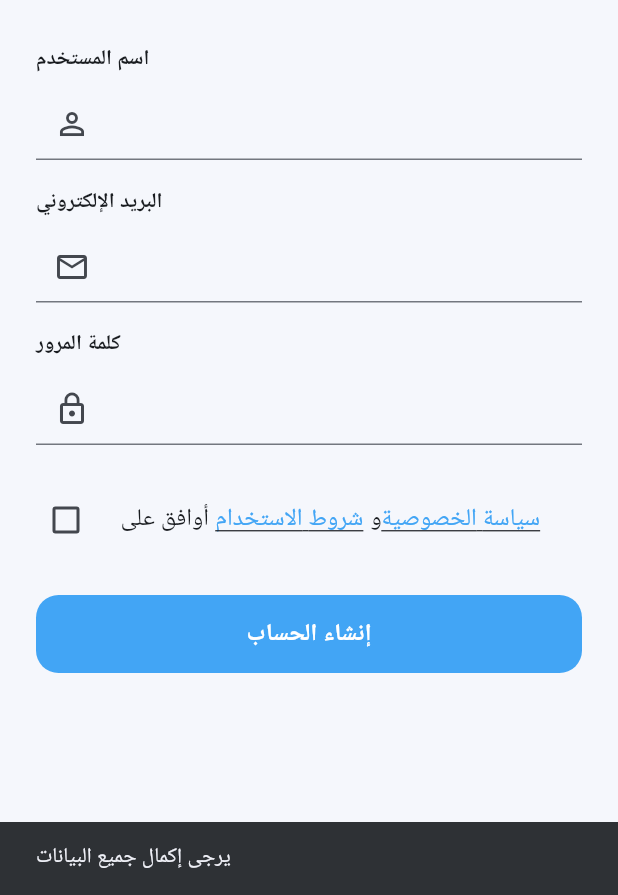
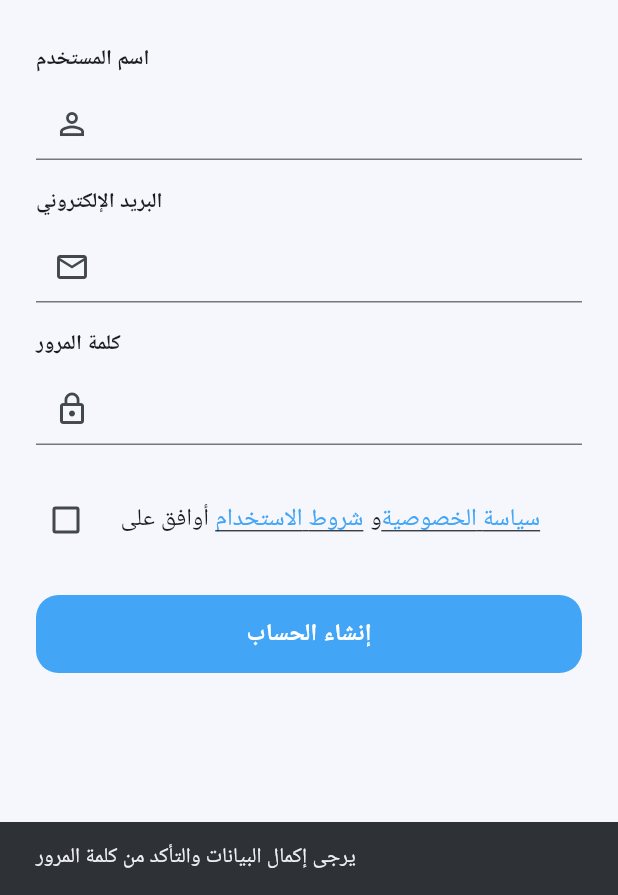
Before and after one commit to hfop19-eng/WAYN, a Flutter app: the RegisterScreen screen opened directly, after a tap on "إنشاء الحساب", on a phone screen of 412 x 824 dp, the part 341-1236 px from its top. Run offline on Flutter 3.47's test engine with Material 3 defaults, Android fonts, the phone set to English and light mode, and no system bars; our stand-ins replace geolocator, shared_preferences, supabase_flutter; accounts and stored records are empty.

Commit message:
Update register_screen.dart

```diff
--- a/lib/screens/register_screen.dart
+++ b/lib/screens/register_screen.dart
@@ -1,3 +1,4 @@
+
 import 'package:flutter/material.dart';
 import '../services.dart';
 import '../widgets/custom_button.dart';
@@ -18,16 +19,13 @@ class _RegisterScreenState extends State<RegisterScreen> {
   bool loading = false;
   bool acceptedTerms = false;
 
-  static const String termsVersion = '1.0';
-  static const String privacyVersion = '1.0';
-
   Future<void> register() async {
     final username = usernameController.text.trim();
     final email = emailController.text.trim();
     final password = passwordController.text;
 
     if (username.isEmpty || email.isEmpty || password.length < 6) {
-      showMessage('يرجى إكمال جميع البيانات');
+      showMessage('يرجى إكمال البيانات والتأكد من كلمة المرور');
       return;
     }
 
@@ -39,28 +37,36 @@ class _RegisterScreenState extends State<RegisterScreen> {
     setState(() => loading = true);
 
     try {
-      await AppServices.supabase.auth.signUp(
+      final response = await AppServices.signUp(
         email: email,
         password: password,
-        data: {
-          'username': username,
-          'accepted_terms': true,
-          'terms_version': termsVersion,
-          'privacy_version': privacyVersion,
-          'accepted_at': DateTime.now().toUtc().toIso8601String(),
-        },
+        username: username,
       );
 
       if (!mounted) return;
 
+      if (response.user == null) {
+        showMessage('لم يكتمل إنشاء الحساب. حاول مرة أخرى.');
+        return;
+      }
+
       showMessage(
-        'تم إرسال طلب إنشاء الحساب. تحقق من بريدك إذا طُلب منك ذلك.',
+        response.session == null
+            ? 'تم إنشاء الحساب. تحقق من بريدك الإلكتروني إذا طُلب منك ذلك.'
+            : 'تم إنشاء الحساب بنجاح. يمكنك تسجيل الدخول.',
       );
+
       Navigator.pop(context);
     } catch (e) {
-      showMessage('تعذر إنشاء الحساب. تحقق من البيانات وحاول مجدداً.');
+      if (!mounted) return;
+
+      showMessage(
+        'تعذر إنشاء الحساب. تحقق من البريد الإلكتروني وحاول مجدداً.',
+      );
     } finally {
-      if (mounted) setState(() => loading = false);
+      if (mounted) {
+        setState(() => loading = false);
+      }
     }
   }
 
@@ -103,7 +109,9 @@ class _RegisterScreenState extends State<RegisterScreen> {
   @override
   Widget build(BuildContext context) {
     return Scaffold(
-      appBar: AppBar(title: const Text('إنشاء حساب')),
+      appBar: AppBar(
+        title: const Text('إنشاء حساب'),
+      ),
       body: SafeArea(
         child: ListView(
           padding: const EdgeInsets.all(24),
```
